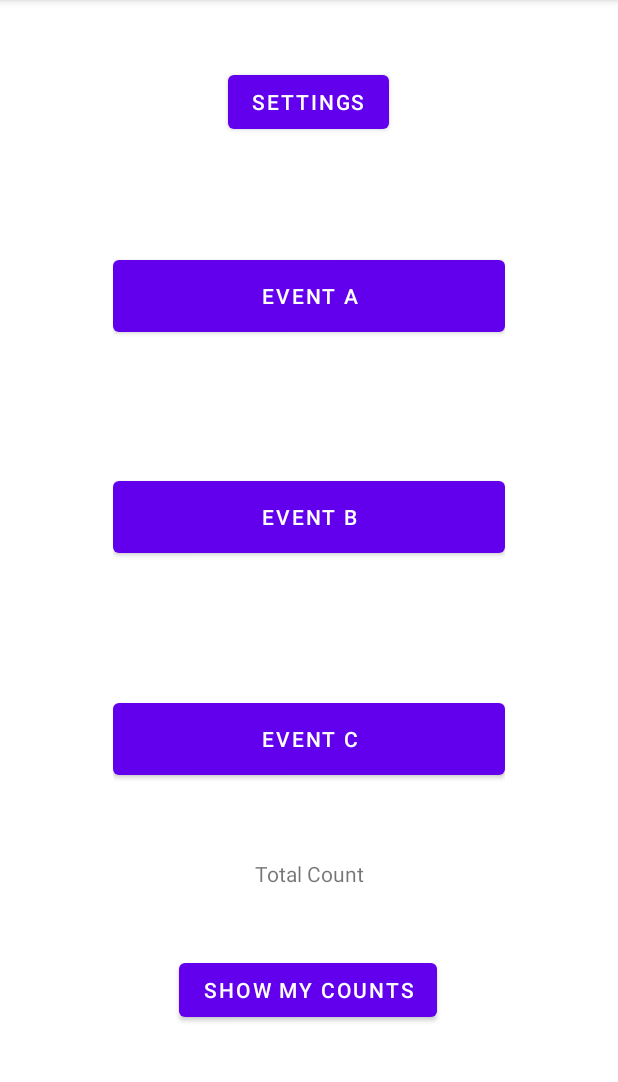
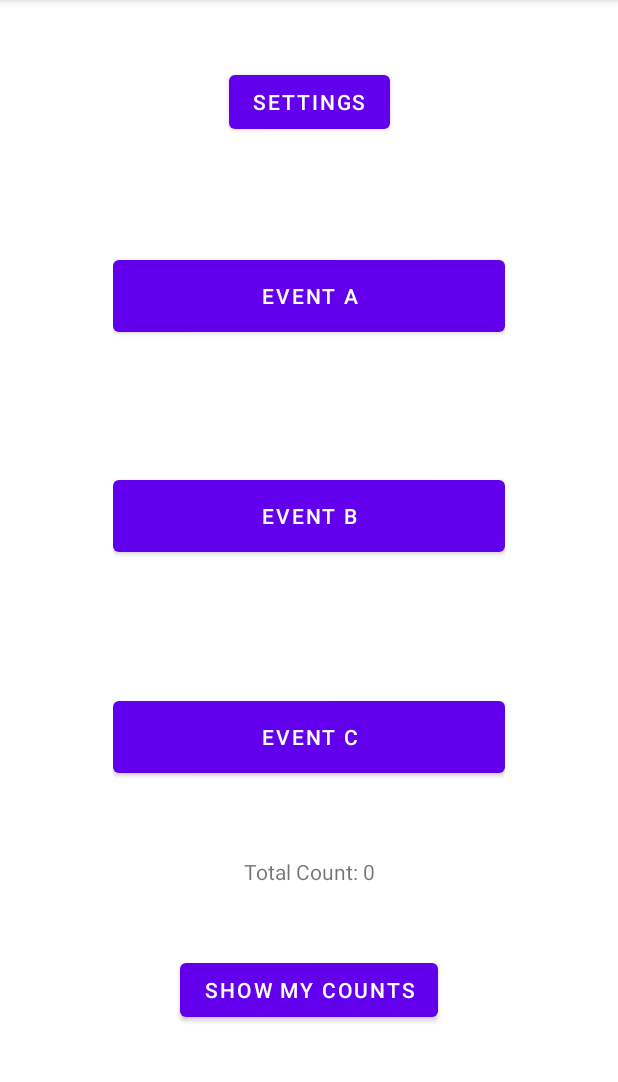
Before and after one commit to Iwuh/coen390-f2022-assignment1, an Android app: the screen it shows after launch (MainActivity), on a phone screen of 412 x 824 dp, the part 84-1166 px from its top. Run offline under Robolectric (Android 15) with nearby library versions, the phone set to English and light mode, and no system bars.

Commit message:
Minor changes to main activity layout

```diff
--- a/app/src/main/java/com/mfaigan/assignment1/MainActivity.java
+++ b/app/src/main/java/com/mfaigan/assignment1/MainActivity.java
@@ -3,12 +3,18 @@ package com.mfaigan.assignment1;
 import androidx.appcompat.app.AppCompatActivity;
 
 import android.os.Bundle;
+import android.widget.TextView;
 
 public class MainActivity extends AppCompatActivity {
+
+    private int totalCount = 0; // temporary
 
     @Override
     protected void onCreate(Bundle savedInstanceState) {
         super.onCreate(savedInstanceState);
         setContentView(R.layout.activity_main);
+
+        TextView totalCountDisplay =  findViewById(R.id.textViewTotalCount);
+        totalCountDisplay.setText(String.format("Total Count: %d", totalCount));
     }
 }
--- a/app/src/main/res/layout/activity_main.xml
+++ b/app/src/main/res/layout/activity_main.xml
@@ -13,7 +13,7 @@
         android:layout_marginTop="44dp"
         android:text="@string/settings"
         app:layout_constraintEnd_toEndOf="parent"
-        app:layout_constraintHorizontal_bias="0.498"
+        app:layout_constraintHorizontal_bias="0.5"
         app:layout_constraintStart_toStartOf="parent"
         app:layout_constraintTop_toTopOf="parent" />
 
@@ -25,21 +25,11 @@
         android:text="@string/showcounts"
         app:layout_constraintBottom_toBottomOf="parent"
         app:layout_constraintEnd_toEndOf="parent"
-        app:layout_constraintHorizontal_bias="0.498"
-        app:layout_constraintStart_toStartOf="parent" />
-
-    <TextView
-        android:id="@+id/textViewTotalCount"
-        android:layout_width="wrap_content"
-        android:layout_height="wrap_content"
-        android:layout_marginBottom="44dp"
-        android:text="Total Count"
-        app:layout_constraintBottom_toTopOf="@+id/buttonShowCounts"
-        app:layout_constraintEnd_toEndOf="parent"
         app:layout_constraintHorizontal_bias="0.5"
         app:layout_constraintStart_toStartOf="parent" />
 
     <LinearLayout
+        android:id="@+id/linearLayoutEventButtons"
         android:layout_width="0dp"
         android:layout_height="0dp"
         android:layout_marginStart="75dp"
@@ -91,4 +81,13 @@
             android:text="@string/eventC" />
     </LinearLayout>
 
+    <TextView
+        android:id="@+id/textViewTotalCount"
+        android:layout_width="wrap_content"
+        android:layout_height="wrap_content"
+        android:layout_marginBottom="45dp"
+        app:layout_constraintBottom_toTopOf="@+id/buttonShowCounts"
+        app:layout_constraintEnd_toEndOf="parent"
+        app:layout_constraintStart_toStartOf="parent" />
+
 </androidx.constraintlayout.widget.ConstraintLayout>
```
